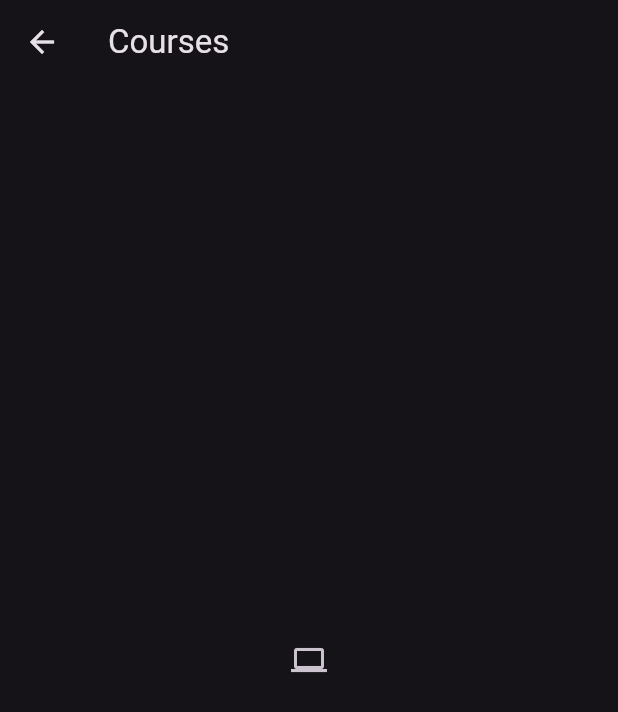
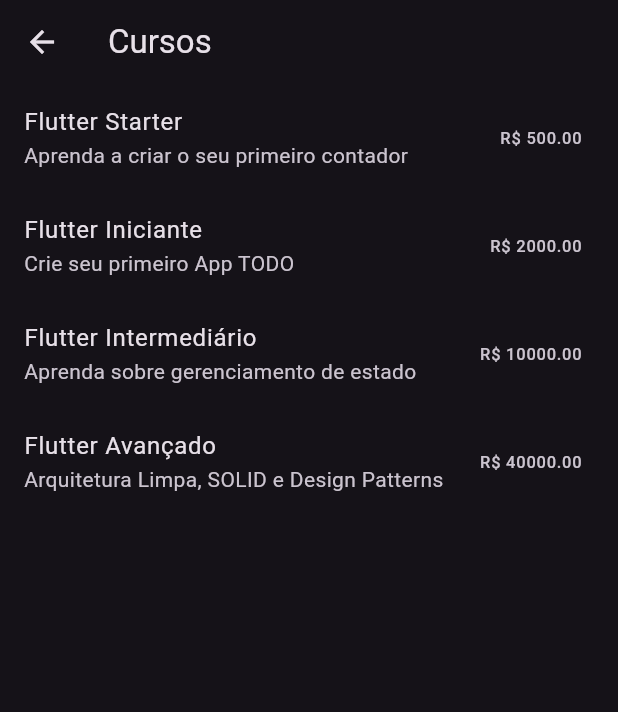
Before and after one commit to steniooliv/go_route_flutter, a Flutter app: the HomePage screen opened by its route, after a tap on "Cursos", on a phone screen of 412 x 824 dp. Shown: the top 712 px of the screen. Run offline on Flutter 3.47's test engine with Material 2 defaults, Android fonts, the phone set to English and light mode, and no system bars; our stand-ins replace go_router.

Commit message:
add courses details

```diff
--- a/lib/src/modules/courses/courses_page.dart
+++ b/lib/src/modules/courses/courses_page.dart
@@ -1,20 +1,78 @@
 import 'package:flutter/material.dart';
+import 'package:go_router/go_router.dart';
 
 class CoursesPage extends StatelessWidget {
   const CoursesPage({Key? key}) : super(key: key);
 
   @override
   Widget build(BuildContext context) {
+    final courses = Courses.data;
+
     return Scaffold(
       appBar: AppBar(
-        title: const Text("Courses"),
+        title: const Text("Cursos"),
       ),
       body: Center(
-        child: IconButton(
-          onPressed: () {},
-          icon: const Icon(Icons.computer),
+        child: ListView.builder(
+          itemCount: courses.length,
+          itemBuilder: ((context, int index) => ListTile(
+                onTap: () => GoRouter.of(context).push(
+                  "/courses/${courses[index].id}",
+                ),
+                title: Text(courses[index].title),
+                subtitle: Text(courses[index].description),
+                trailing: Text(
+                    "R\$ ${(courses[index].value / 10).toStringAsFixed(2)}"),
+              )),
         ),
       ),
     );
   }
 }
+
+class CourseModel {
+  final String id;
+  final String title;
+  final String description;
+  final int value;
+
+  CourseModel({
+    required this.id,
+    required this.title,
+    required this.description,
+    required this.value,
+  });
+}
+
+class Courses {
+  static final data = [
+    CourseModel(
+      id: "flutter-starter",
+      title: "Flutter Starter",
+      description: "Aprenda a criar o seu primeiro contador",
+      value: 5000,
+    ),
+    CourseModel(
+      id: "flutter-basic",
+      title: "Flutter Iniciante",
+      description: "Crie seu primeiro App TODO",
+      value: 20000,
+    ),
+    CourseModel(
+      id: "flutter-intermediary",
+      title: "Flutter Intermediário",
+      description: "Aprenda sobre gerenciamento de estado",
+      value: 100000,
+    ),
+    CourseModel(
+      id: "flutter-advanced",
+      title: "Flutter Avançado",
+      description: "Arquitetura Limpa, SOLID e Design Patterns",
+      value: 400000,
+    ),
+  ];
+
+  static CourseModel course(String id) {
+    return data.where((course) => course.id == id).first;
+  }
+}
--- a/lib/src/modules/home/profile/profile_page.dart
+++ b/lib/src/modules/home/profile/profile_page.dart
@@ -8,10 +8,10 @@
   Widget build(BuildContext context) {
     return Scaffold(
       appBar: AppBar(
-        title: const Text("Profile"),
+        title: const Text("Perfil"),
       ),
       body: const Center(
-        child: Text("Profile"),
+        child: Text("Perfil"),
       ),
       floatingActionButtonLocation: FloatingActionButtonLocation.centerFloat,
       floatingActionButton: Row(
```
Also changed, not shown: lib/src/modules/courses/courses_routes.dart (+13 -0 lines), lib/src/modules/courses/details/details_page.dart (+36 -4 lines).
